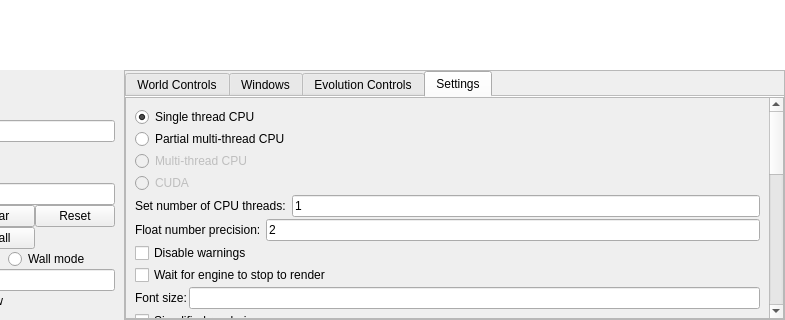
Above: Source/UiFiles/mainwindow.ui from SuperSpaceEye/LifeEngineExtended before the change; both pictures show x 215 to 1000 and y 580 to 900 of the 1000 by 900 pixel window. Below: the same form after it.
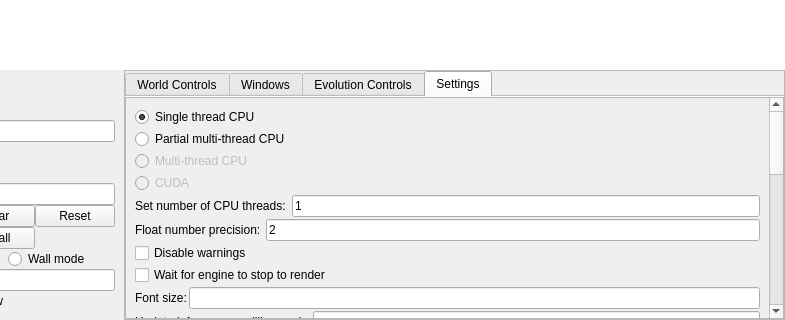
That is the form after the change. The open tabs and pages were chosen to show the change.

```diff
--- a/Source/UiFiles/mainwindow.ui
+++ b/Source/UiFiles/mainwindow.ui
@@ -2048,7 +2048,7 @@
                 <property name="geometry">
                  <rect>
                   <x>0</x>
-                  <y>-556</y>
+                  <y>-548</y>
                   <width>606</width>
                   <height>803</height>
                  </rect>
@@ -2237,13 +2237,6 @@
                       </item>
                      </layout>
                     </item>
-                    <item>
-                     <widget class="QCheckBox" name="cb_simplified_rendering">
-                      <property name="text">
-                       <string>Simplified rendering</string>
-                      </property>
-                     </widget>
-                    </item>
                     <item>
                      <layout class="QHBoxLayout" name="horizontalLayout_10">
                       <item>
@@ -2363,6 +2356,13 @@
                       </item>
                      </layout>
                     </item>
+                    <item>
+                     <widget class="QCheckBox" name="cb_load_evolution_controls_from_state">
+                      <property name="text">
+                       <string>Save/Load evolution controls upon program loading.</string>
+                      </property>
+                     </widget>
+                    </item>
                     <item>
                      <spacer name="verticalSpacer_2">
                       <property name="orientation">
```
Left out of the diff: 35 changed lines with no effect on the pictures.
